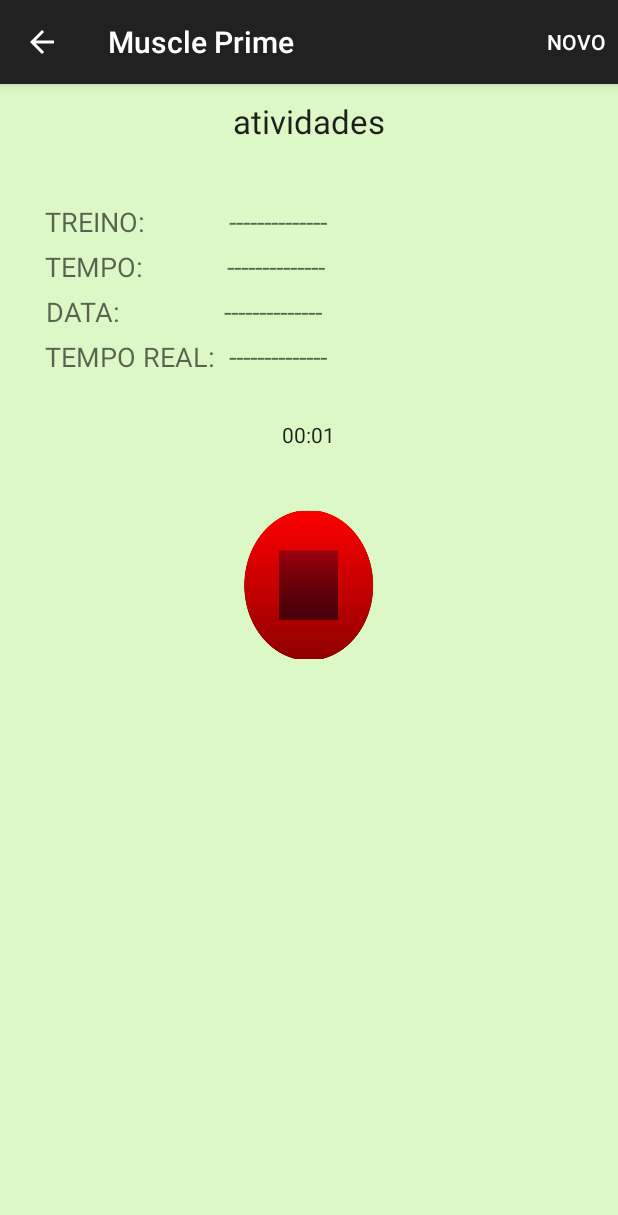
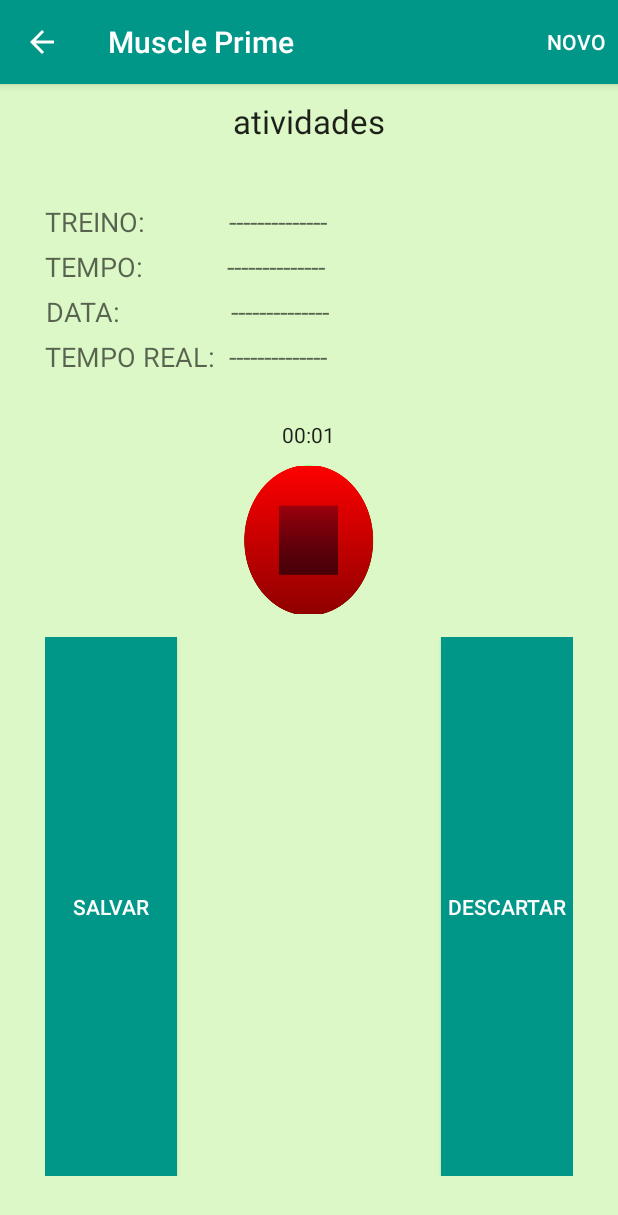
Before and after one commit to renancunha33/MarombaPrime, an Android app: the screen it shows after launch (MainActivity), after a tap on an icon or button, on a phone screen of 412 x 824 dp. Shown: the top 1215 px of the screen. Run offline under Robolectric (Android 15) with nearby library versions, the light colour scheme and no system bars; 2 statements that could not run were skipped.

Commit message:
Layout e criacao de dois botoes na atividade/fragment. usando toque de notificacao como alerta sonoro de 15 em 15 mins de treino

```diff
--- a/app/src/main/java/com/example/renan/mprime_2/Atividade_fragment.java
+++ b/app/src/main/java/com/example/renan/mprime_2/Atividade_fragment.java
@@ -1,6 +1,9 @@
 package com.example.renan.mprime_2;
 
 import android.media.MediaPlayer;
+import android.media.Ringtone;
+import android.media.RingtoneManager;
+import android.net.Uri;
 import android.os.SystemClock;
 import android.support.v4.app.Fragment;
 import android.os.Bundle;
@@ -12,23 +15,17 @@
 import android.widget.ArrayAdapter;
 import android.widget.Button;
 import android.widget.Chronometer;
-import android.widget.EditText;
 import android.widget.ImageButton;
-import android.widget.ListView;
-import android.widget.Spinner;
 import android.widget.Spinner;
 import android.widget.TextView;
+import android.widget.Toast;
 
-import com.example.renan.mprime_2.Adapter.ExercicioAdapter;
 import com.example.renan.mprime_2.DAO.DatabaseHelper;
-import com.example.renan.mprime_2.DAO.ExercicioDAO;
 import com.example.renan.mprime_2.DAO.TreinoDAO;
 import com.example.renan.mprime_2.Model.Treino;
 
 import java.util.Calendar;
 import java.util.List;
-
-import static com.example.renan.mprime_2.R.raw.johncena;
 
 /**
  * Created by Renan on 30/09/2015.
@@ -38,34 +35,30 @@
     View MyView;
     TextView txtNome, txtTempo, txtReal, txtData;
     int teste;
+    MediaPlayer som;
     //  MediaPlayer som, som2;
 
     @Nullable
     @Override
     public View onCreateView(LayoutInflater inflater, ViewGroup container, Bundle savedInstanceState) {
         MyView = inflater.inflate(R.layout.fragment_atividade, container, (false));
+        Button btDescartar = (Button) MyView.findViewById(R.id.btDescartarAtividade);
         spinner = (Spinner) MyView.findViewById(R.id.Spinner02);
         txtNome = (TextView) MyView.findViewById(R.id.txt_nm_treino_);
         txtTempo = (TextView) MyView.findViewById(R.id.txt_tempo_treino_);
         txtReal = (TextView) MyView.findViewById(R.id.txt_tempoReal_treino_);
         txtData = (TextView) MyView.findViewById(R.id.txt_data_treino_);
         spinner.setOnItemSelectedListener(this);
-        spinner.setOnItemSelectedListener(this);
         loadSpinnerData();
+        final Calendar c = Calendar.getInstance();
+        final Chronometer ch = (Chronometer) MyView.findViewById(R.id.chronometer);
         final ImageButton imgButton = (ImageButton) MyView.findViewById(R.id.imageButton);
-
-
         imgButton.setOnClickListener(new View.OnClickListener() {
-            final Calendar c = Calendar.getInstance();
-            final Chronometer ch = (Chronometer) MyView.findViewById(R.id.chronometer);
-            final MediaPlayer som = MediaPlayer.create(Atividade_fragment.super.getContext(), R.raw.pim);
-            //===================================RESOLVER MAIS TARDE
-            final MediaPlayer som2 = MediaPlayer.create(Atividade_fragment.super.getContext(), R.raw.johncena);
-            //===================================RESOLVER MAIS TARDE
 
             public void onClick(View button) {
-                //Set the button's appearance
-                //  som.start(); ===================================RESOLVER MAIS TARDE
+                Uri notification = RingtoneManager.getDefaultUri(RingtoneManager.TYPE_NOTIFICATION);
+                final Ringtone r = RingtoneManager.getRingtone(getContext(), notification);
+                r.play();
                 button.setSelected(!button.isSelected());
 
                 if (button.isSelected()) {
@@ -80,6 +73,7 @@
                             if (ch.getBase() % 1 == 0) {
                                 teste++;
                                 if (teste == 900) {
+                                    r.play();
                                     //   som2.start();  som.start(); ===================================RESOLVER MAIS TARDE
                                     teste = 0;
                                 }
@@ -89,7 +83,7 @@
                     });
                 } else {
 
-                    spinner.setEnabled(true);
+
                     imgButton.setBackgroundResource(R.drawable.start);
                     ch.stop();
                     txtReal.setText(ch.getText());
@@ -99,8 +93,8 @@
                     int month = c.get(Calendar.MONTH);
                     int year = c.get(Calendar.YEAR);
                     txtData.setText(day + "/" + (month + 1) + "/" + year);
-
-
+                    imgButton.setEnabled(false);
+                    Toast.makeText(getContext(), "Salve ou descarte a Atividade para treinar novamente! ", Toast.LENGTH_SHORT).show();
                 }
 
             }
@@ -108,7 +102,17 @@
 
         });
 
+        btDescartar.setOnClickListener(new View.OnClickListener() {
 
+            @Override
+            public void onClick(View v) {
+                imgButton.setEnabled(true);
+                ch.setText("00:00");
+                txtReal.setText("--------------");
+                txtData.setText("--------------");
+                spinner.setEnabled(true);
+            }
+        });
         return MyView;
     }
 
--- a/app/src/main/java/com/example/renan/mprime_2/Exercicio_fragment.java
+++ b/app/src/main/java/com/example/renan/mprime_2/Exercicio_fragment.java
@@ -84,7 +84,7 @@
                                     if (String.valueOf(edtID.getText()).equals("ID")) {
                                         Toast.makeText(getContext(), "CRIE UM TREINO!", Toast.LENGTH_SHORT).show();
                                     } else {
-                                        Toast.makeText(getContext(), txtidExec.getText(), Toast.LENGTH_SHORT).show();
+                                        // Toast.makeText(getContext(), txtidExec.getText(), Toast.LENGTH_SHORT).show();
                                         idposicao = position;
                                         model = exercicioDAO.buscarExercicioPorID(Integer.valueOf((String) txtidExec.getText()));
                                         menos = model.getTempo_exercicio();
@@ -308,7 +308,7 @@
         resultado = treinoDAO.SalvarTreino(treino);
 
         if (resultado != -1 && resultado > 0) {
-            Toast.makeText(this.getContext(), "Atualizado com sucesso", Toast.LENGTH_SHORT).show();
+            //  Toast.makeText(this.getContext(), "Atualizado com sucesso", Toast.LENGTH_SHORT).show();
         } else {
             Toast.makeText(this.getContext(), "ERRO ao Atualizar treino!", Toast.LENGTH_SHORT).show();
         }
--- a/app/src/main/java/com/example/renan/mprime_2/MainActivity.java
+++ b/app/src/main/java/com/example/renan/mprime_2/MainActivity.java
@@ -1,6 +1,9 @@
 package com.example.renan.mprime_2;
 
 import android.app.Activity;
+import android.graphics.Color;
+import android.graphics.drawable.ColorDrawable;
+import android.media.MediaPlayer;
 import android.support.v7.app.AppCompatActivity;
 import android.support.v7.app.ActionBar;
 import android.support.v4.app.Fragment;
@@ -31,7 +34,8 @@
     protected void onCreate(Bundle savedInstanceState) {
         super.onCreate(savedInstanceState);
         setContentView(R.layout.activity_main);
-
+        android.support.v7.app.ActionBar actionBar = getSupportActionBar();
+        actionBar.setBackgroundDrawable(new ColorDrawable(Color.parseColor("#009688")));
         mNavigationDrawerFragment = (NavigationDrawerFragment)
                 getSupportFragmentManager().findFragmentById(R.id.navigation_drawer);
         mTitle = getTitle();
--- a/app/src/main/res/layout/fragment_atividade.xml
+++ b/app/src/main/res/layout/fragment_atividade.xml
@@ -16,6 +16,7 @@
         android:textAppearance="?android:attr/textAppearanceLarge" />
 
     <Spinner
+        android:textColor="#ffffff"
         android:id="@+id/Spinner02"
         android:layout_width="fill_parent"
         android:layout_height="wrap_content"
@@ -70,6 +71,7 @@
             android:text="--------------"
             android:textAppearance="?android:attr/textAppearanceMedium" />
     </LinearLayout>
+
     <LinearLayout
         android:layout_width="match_parent"
         android:layout_height="wrap_content"
@@ -83,7 +85,7 @@
             android:layout_width="wrap_content"
             android:layout_height="wrap_content"
             android:gravity="right"
-            android:text="DATA:               "
+            android:text="DATA:                "
             android:textAppearance="?android:attr/textAppearanceMedium" />
 
         <TextView
@@ -94,6 +96,7 @@
             android:text="--------------"
             android:textAppearance="?android:attr/textAppearanceMedium" />
     </LinearLayout>
+
     <LinearLayout
         android:layout_width="match_parent"
         android:layout_height="wrap_content"
@@ -120,18 +123,45 @@
     </LinearLayout>
 
     <Chronometer
-        android:layout_marginTop="30dp"
+        android:id="@+id/chronometer"
         android:layout_width="wrap_content"
         android:layout_height="wrap_content"
-        android:id="@+id/chronometer"
         android:layout_gravity="center_horizontal"
+        android:layout_marginTop="30dp"
         android:text="00:00" />
 
     <ImageButton
+        android:id="@+id/imageButton"
         android:layout_width="100dp"
         android:layout_height="100dp"
-        android:layout_margin="40dp"
-        android:id="@+id/imageButton"
         android:layout_gravity="center_horizontal"
+        android:layout_margin="10dp"
         android:background="@drawable/start" />
+
+    <RelativeLayout
+        android:layout_width="wrap_content"
+        android:layout_height="wrap_content"
+        android:layout_marginLeft="30dp"
+        android:layout_marginRight="30dp"
+        android:layout_marginTop="5dp"
+        android:layout_marginBottom="40dp"
+        android:orientation="horizontal">
+
+        <Button
+            android:textColor="#ffffff"
+            android:id="@+id/btSalvarAtividade"
+            android:layout_width="wrap_content"
+            android:layout_height="match_parent"
+            android:text="Salvar"
+            android:background="#009688"/>
+
+        <Button
+            android:textColor="#ffffff"
+            android:id="@+id/btDescartarAtividade"
+            android:layout_width="wrap_content"
+            android:layout_height="match_parent"
+            android:layout_alignParentRight="true"
+            android:text="descartar"
+            android:background="#009688"/>
+    </RelativeLayout>
 </LinearLayout>
--- a/app/src/main/res/layout/fragment_sobre.xml
+++ b/app/src/main/res/layout/fragment_sobre.xml
@@ -1,7 +1,8 @@
 <?xml version="1.0" encoding="utf-8"?>
 <LinearLayout xmlns:android="http://schemas.android.com/apk/res/android"
     android:orientation="vertical" android:layout_width="match_parent"
-    android:layout_height="match_parent">
+    android:layout_height="match_parent"
+    android:background="#dcf8c6">
     <TextView
         android:layout_width="wrap_content"
         android:layout_height="wrap_content"
--- a/app/src/main/res/layout/fragment_treinos.xml
+++ b/app/src/main/res/layout/fragment_treinos.xml
@@ -1,7 +1,8 @@
 <?xml version="1.0" encoding="utf-8"?>
 <LinearLayout xmlns:android="http://schemas.android.com/apk/res/android"
     android:orientation="vertical" android:layout_width="match_parent"
-    android:layout_height="match_parent">
+    android:layout_height="match_parent"
+    android:background="#dcf8c6">
     <ListView
         android:layout_width="match_parent"
         android:layout_height="match_parent"
--- a/app/src/main/res/layout/lista_exercicios.xml
+++ b/app/src/main/res/layout/lista_exercicios.xml
@@ -4,7 +4,7 @@
     android:layout_width="fill_parent"
     android:layout_height="wrap_content"
     android:orientation="horizontal"
-    android:background="#169cff">
+    android:background="#119688">
     <TextView
         android:id="@+id/txt_id_exec"
         android:layout_width="wrap_content"
--- a/app/src/main/res/layout/lista_log.xml
+++ b/app/src/main/res/layout/lista_log.xml
@@ -1,7 +1,8 @@
 <?xml version="1.0" encoding="utf-8"?>
 <LinearLayout xmlns:android="http://schemas.android.com/apk/res/android"
     android:orientation="horizontal" android:layout_width="match_parent"
-    android:layout_height="match_parent">
+    android:layout_height="match_parent"
+    android:background="#dcf8c6">
     <TextView
         android:id="@+id/txt_data_log"
         android:layout_width="wrap_content"
--- a/app/src/main/res/layout/lista_treinos.xml
+++ b/app/src/main/res/layout/lista_treinos.xml
@@ -1,7 +1,8 @@
 <?xml version="1.0" encoding="utf-8"?>
 <LinearLayout xmlns:android="http://schemas.android.com/apk/res/android"
     android:orientation="horizontal" android:layout_width="match_parent"
-    android:layout_height="match_parent">
+    android:layout_height="match_parent"
+    android:background="#dcf8c6">
     <TextView
         android:id="@+id/txt_id_treino"
         android:layout_width="wrap_content"
```
Also changed, not shown: app/src/main/res/layout/fragment_exercicio.xml (+11 -3 lines), app/src/main/res/layout/fragment_novotreino.xml (+5 -2 lines), 1 other file.
